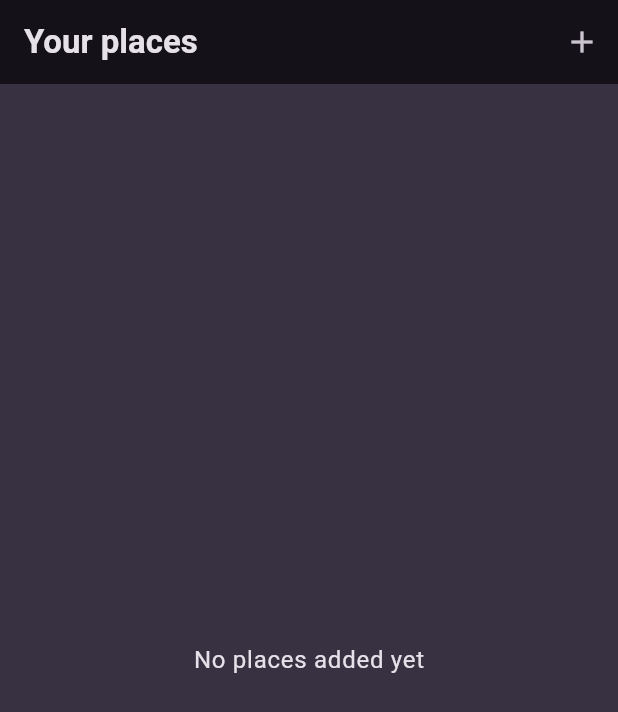
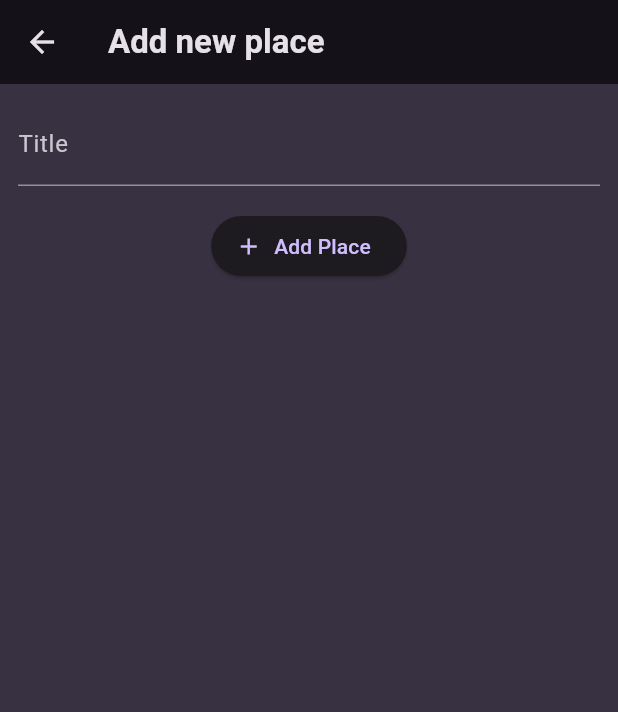
Before and after one commit to Charl913/FavoritePlaces, a Flutter app: the screen it shows after launch, after a tap on the "add" icon, on a phone screen of 412 x 824 dp. Shown: the top 712 px of the screen. Run offline on Flutter 3.47's test engine with Material 3 defaults, Android fonts, the phone set to English and light mode, and no system bars; our stand-ins replace google_fonts.

Commit message:
Create Add Place Screen

```diff
--- a/lib/screens/add_place.dart
+++ b/lib/screens/add_place.dart
@@ -0,0 +1,49 @@
+import 'package:flutter/material.dart';
+
+class AddPlaceScreen extends StatefulWidget {
+  const AddPlaceScreen({super.key});
+
+  @override
+  State<AddPlaceScreen> createState() {
+    return _AddPlaceScreenState();
+  }
+}
+
+class _AddPlaceScreenState extends State<AddPlaceScreen> {
+  final _titleController = TextEditingController();
+
+  @override
+  void dispose() {
+    _titleController.dispose();
+    super.dispose();
+  }
+
+  @override
+  Widget build(BuildContext context) {
+    return Scaffold(
+      appBar: AppBar(
+        title: const Text('Add new place'),
+      ),
+      body: SingleChildScrollView(
+        padding: const EdgeInsets.all(12),
+        child: Column(
+          children: [
+            TextField(
+              decoration: const InputDecoration(
+                label: Text('Title'),
+              ),
+              controller: _titleController,
+              style: TextStyle(color: Theme.of(context).colorScheme.onBackground),
+            ),
+            const SizedBox(height: 16),
+            ElevatedButton.icon(
+              onPressed: () {},
+              icon: const Icon(Icons.add),
+              label: const Text('Add Place'),
+            ),
+          ],
+        ),
+      ),
+    );
+  }
+}
--- a/lib/screens/places.dart
+++ b/lib/screens/places.dart
@@ -1,3 +1,4 @@
+import 'package:favorite_places/screens/add_place.dart';
 import 'package:favorite_places/widgets/places_list.dart';
 import 'package:flutter/material.dart';
 
@@ -10,7 +11,13 @@ class PlacesScreen extends StatelessWidget {
         title: const Text('Your places'),
         actions: [
           IconButton(
-            onPressed: () {},
+            onPressed: () {
+              Navigator.of(context).push(
+                MaterialPageRoute(
+                  builder: (ctx) => const AddPlaceScreen(),
+                ),
+              );
+            },
             icon: const Icon(Icons.add),
           ),
         ],
```
